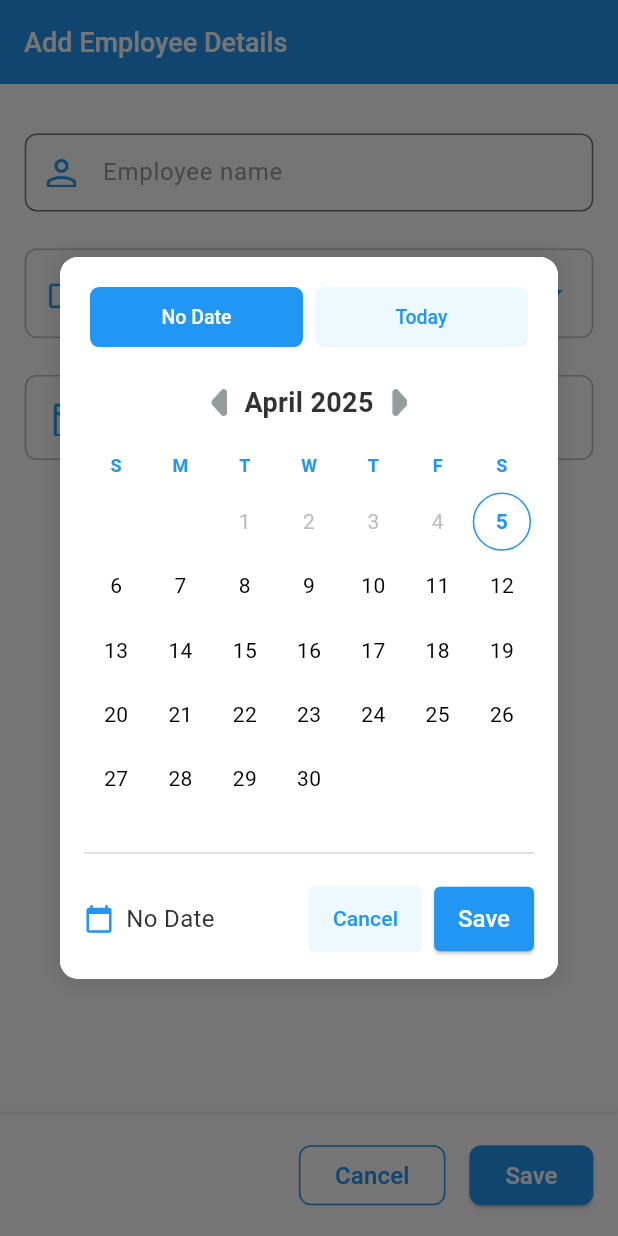
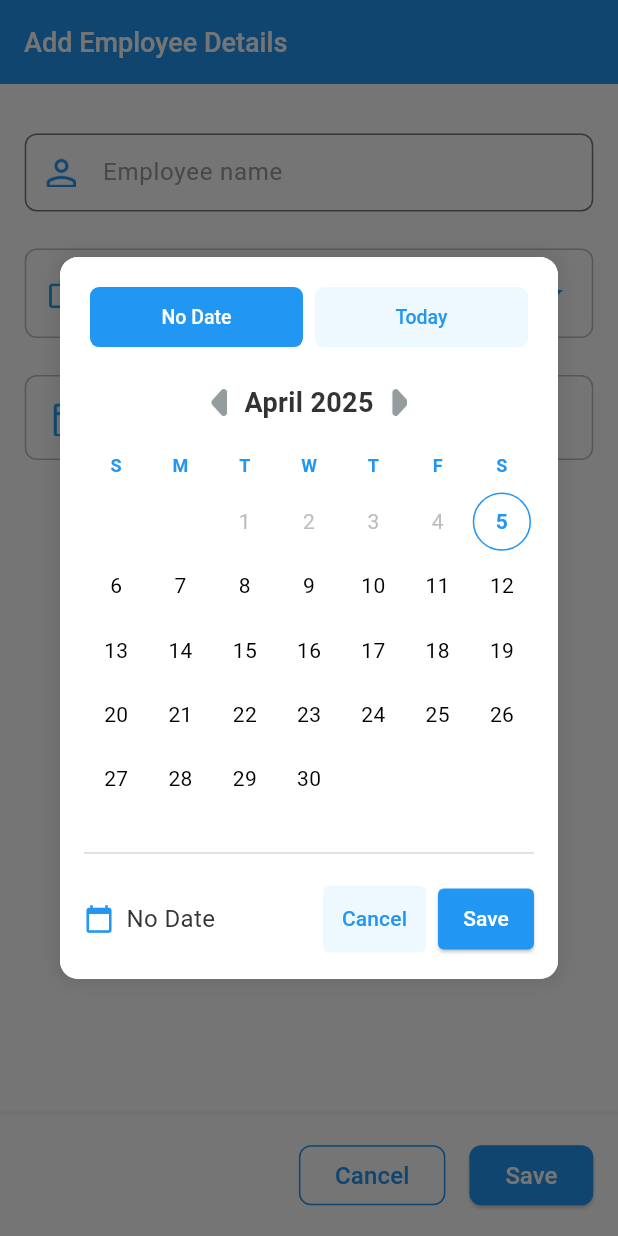
Before and after one commit to Akshay77380/akshay_project, a Flutter app: the AddEditEmployeeScreen screen opened directly, after a tap on "No Date", on a phone screen of 412 x 824 dp. Run offline on Flutter 3.47's test engine with Material 3 defaults, Android fonts, the light colour scheme and no system bars; our stand-ins replace bloc, equatable, flutter_bloc, flutter_slidable, flutter_svg, hive and 1 more; accounts and stored records are empty; Roboto replaces fonts that are missing (Poppins).

Commit message:
calendar changes are done

```diff
--- a/lib/widgets/custom_calendar.dart
+++ b/lib/widgets/custom_calendar.dart
@@ -339,8 +339,14 @@ class _CustomCalendarState extends State<CustomCalendar> {
         label,
         style:
             isSelected
-                ? AppTextStyles.label.copyWith(color: Colors.white)
-                : AppTextStyles.label.copyWith(color: Colors.blue),
+                ? AppTextStyles.label.copyWith(
+                  color: Colors.white,
+                  fontWeight: FontWeight.w400,
+                )
+                : AppTextStyles.label.copyWith(
+                  color: Colors.blue,
+                  fontWeight: FontWeight.w400,
+                ),
         overflow: TextOverflow.ellipsis,
         maxLines: 1,
       ),
--- a/lib/widgets/custom_calendar2.dart
+++ b/lib/widgets/custom_calendar2.dart
@@ -1,5 +1,7 @@
 import 'package:flutter/material.dart';
 import 'package:intl/intl.dart';
+
+import '../theme/app_text_styles.dart';
 
 class CustomCalendar2 extends StatefulWidget {
   final Function(DateTime?) onDateSelected;
@@ -167,7 +169,6 @@ class _CustomCalendarState2 extends State<CustomCalendar2> {
     final isActuallySelected =
         isNoDateButton ? _noDateSelected : isSelected && !_noDateSelected;
 
-    // Disable the button if it's for a specific date that's before minDate
     final isDisabled =
         date != null &&
         widget.minDate != null &&
@@ -323,13 +324,82 @@ class _CustomCalendarState2 extends State<CustomCalendar2> {
   }
 
   Widget _buildFooter(DateTime today) {
-    return Row(
+    return
+    //   Row(
+    //   mainAxisAlignment: MainAxisAlignment.spaceBetween,
+    //   children: [
+    //     Row(
+    //       children: [
+    //         const Icon(Icons.calendar_today, size: 20, color: Colors.blue),
+    //         const SizedBox(width: 8),
+    //         Text(
+    //           _noDateSelected ? 'No Date' : _dateFormat.format(_selectedDate!),
+    //           style: const TextStyle(fontSize: 16, fontWeight: FontWeight.w400),
+    //         ),
+    //       ],
+    //     ),
+    //     Row(
+    //       mainAxisSize: MainAxisSize.min,
+    //       children: [
+    //         IntrinsicWidth(
+    //           child: TextButton(
+    //             onPressed: () => Navigator.pop(context),
+    //             style: TextButton.styleFrom(
+    //               backgroundColor: const Color(0xFFEDF8FF),
+    //               padding: const EdgeInsets.symmetric(
+    //                 vertical: 12,
+    //                 horizontal: 16,
+    //               ),
+    //               shape: RoundedRectangleBorder(
+    //                 borderRadius: BorderRadius.circular(4),
+    //               ),
+    //             ),
+    //             child: const Text(
+    //               'Cancel',
+    //               style: TextStyle(
+    //                 color: Colors.blue,
+    //                 fontWeight: FontWeight.w500,
+    //               ),
+    //             ),
+    //           ),
+    //         ),
+    //         const SizedBox(width: 8),
+    //         IntrinsicWidth(
+    //           child: ElevatedButton(
+    //             onPressed: () {
+    //               widget.onDateSelected(_selectedDate);
+    //               Navigator.pop(context);
+    //             },
+    //             style: ElevatedButton.styleFrom(
+    //               backgroundColor: Colors.blue,
+    //               padding: const EdgeInsets.symmetric(
+    //                 vertical: 12,
+    //                 horizontal: 16,
+    //               ),
+    //               shape: RoundedRectangleBorder(
+    //                 borderRadius: BorderRadius.circular(4),
+    //               ),
+    //             ),
+    //             child: const Text(
+    //               'Save',
+    //               style: TextStyle(
+    //                 color: Colors.white,
+    //                 fontWeight: FontWeight.w500,
+    //               ),
+    //             ),
+    //           ),
+    //         ),
+    //       ],
+    //     ),
+    //   ],
+    // );
+    Row(
       mainAxisAlignment: MainAxisAlignment.spaceBetween,
       children: [
         Row(
           children: [
-            const Icon(Icons.calendar_today, size: 20, color: Colors.blue),
-            const SizedBox(width: 8),
+            Icon(Icons.calendar_today, size: 20, color: Colors.blue),
+            SizedBox(width: MediaQuery.sizeOf(context).width * 0.02),
             Text(
               _noDateSelected ? 'No Date' : _dateFormat.format(_selectedDate!),
               style: const TextStyle(fontSize: 16, fontWeight: FontWeight.w400),
@@ -343,25 +413,22 @@ class _CustomCalendarState2 extends State<CustomCalendar2> {
               child: TextButton(
                 onPressed: () => Navigator.pop(context),
                 style: TextButton.styleFrom(
-                  backgroundColor: const Color(0xFFEDF8FF),
-                  padding: const EdgeInsets.symmetric(
-                    vertical: 12,
-                    horizontal: 16,
+                  backgroundColor: Color(0xFFEDF8FF),
+                  padding: EdgeInsets.symmetric(
+                    vertical: MediaQuery.sizeOf(context).height * 0.015,
+                    horizontal: MediaQuery.sizeOf(context).width * 0.03,
                   ),
                   shape: RoundedRectangleBorder(
                     borderRadius: BorderRadius.circular(4),
                   ),
                 ),
-                child: const Text(
+                child: Text(
                   'Cancel',
-                  style: TextStyle(
-                    color: Colors.blue,
-                    fontWeight: FontWeight.w500,
-                  ),
+                  style: AppTextStyles.button.copyWith(color: Colors.blue),
                 ),
               ),
             ),
-            const SizedBox(width: 8),
+            SizedBox(width: MediaQuery.sizeOf(context).width * 0.02),
             IntrinsicWidth(
               child: ElevatedButton(
                 onPressed: () {
@@ -370,20 +437,17 @@ class _CustomCalendarState2 extends State<CustomCalendar2> {
                 },
                 style: ElevatedButton.styleFrom(
                   backgroundColor: Colors.blue,
-                  padding: const EdgeInsets.symmetric(
-                    vertical: 12,
-                    horizontal: 16,
+                  padding: EdgeInsets.symmetric(
+                    vertical: MediaQuery.sizeOf(context).height * 0.015,
+                    horizontal: MediaQuery.sizeOf(context).width * 0.03,
                   ),
                   shape: RoundedRectangleBorder(
                     borderRadius: BorderRadius.circular(4),
                   ),
                 ),
-                child: const Text(
+                child: Text(
                   'Save',
-                  style: TextStyle(
-                    color: Colors.white,
-                    fontWeight: FontWeight.w500,
-                  ),
+                  style: AppTextStyles.button.copyWith(color: Colors.white),
                 ),
               ),
             ),
```
